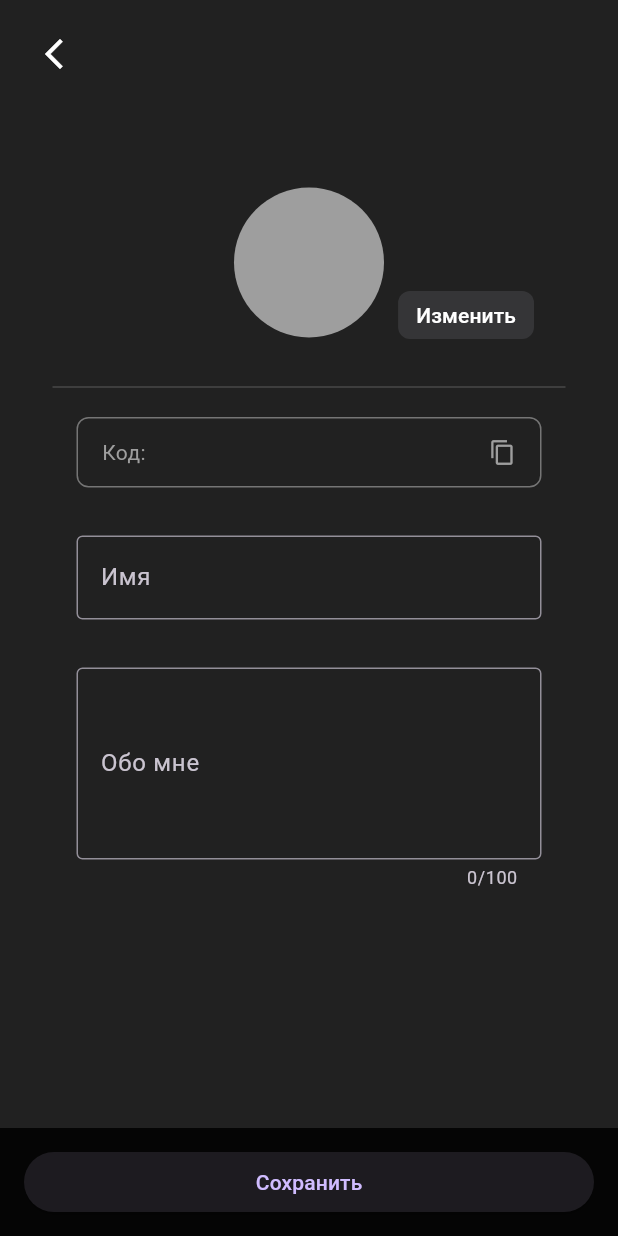
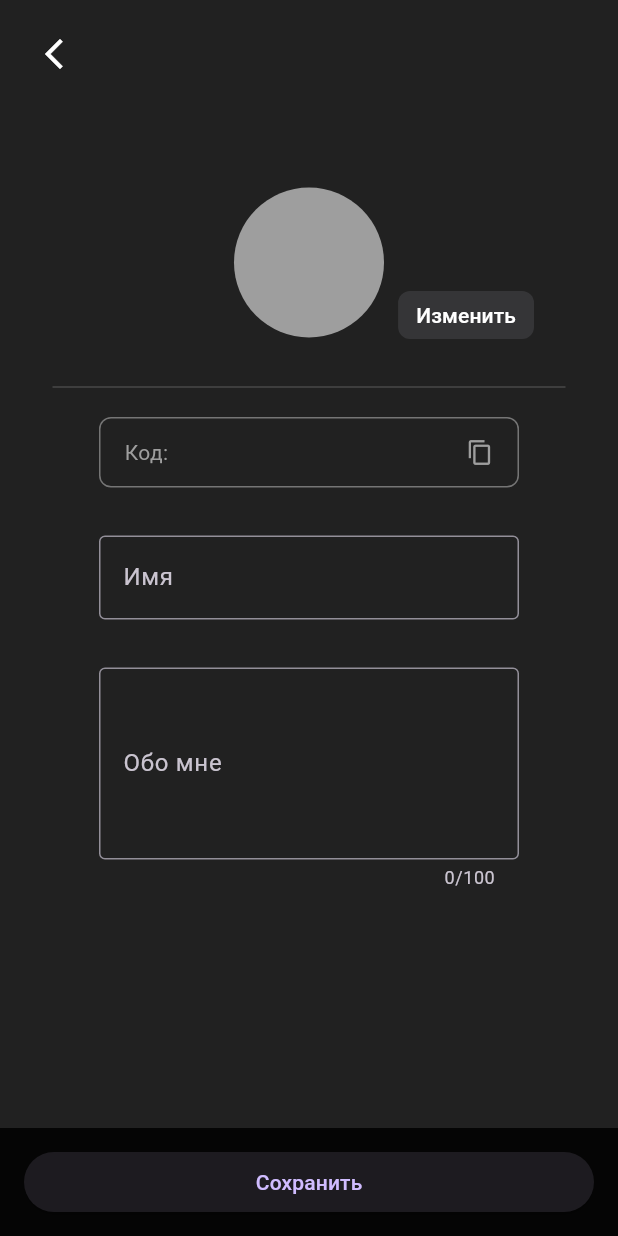
Before and after one commit to 00THESAME00/menro-push-server, a Flutter app: the EditProfileScreen screen opened directly with empty values, on a phone screen of 412 x 824 dp. Run offline on Flutter 3.47's test engine with Material 3 defaults, Android fonts, the phone set to English and light mode, and no system bars; our stand-ins replace cloud_firestore, firebase_core, firebase_messaging, shared_preferences; accounts and stored records are empty.

Commit message:
Обновление

```diff
--- a/lib/main.dart
+++ b/lib/main.dart
@@ -1164,7 +1164,7 @@ class _EditProfileScreenState extends State<EditProfileScreen> {
                   Align(
                     alignment: Alignment.center,
                     child: SizedBox(
-                      width: 310,
+                      width: 280,
                       child: GestureDetector(
                         onLongPress: () {
                           Clipboard.setData(ClipboardData(text: widget.userId));
@@ -1201,7 +1201,7 @@ class _EditProfileScreenState extends State<EditProfileScreen> {
                   Align(
                     alignment: Alignment.center,
                     child: SizedBox(
-                      width: 310,
+                      width: 280,
                       child: TextField(
                         controller: nameController,
                         decoration: const InputDecoration(
@@ -1218,7 +1218,7 @@ class _EditProfileScreenState extends State<EditProfileScreen> {
                   Align(
                     alignment: Alignment.center,
                     child: SizedBox(
-                      width: 310,
+                      width: 280,
                       child: TextField(
                         controller: aboutController,
                         maxLines: 4,
```
